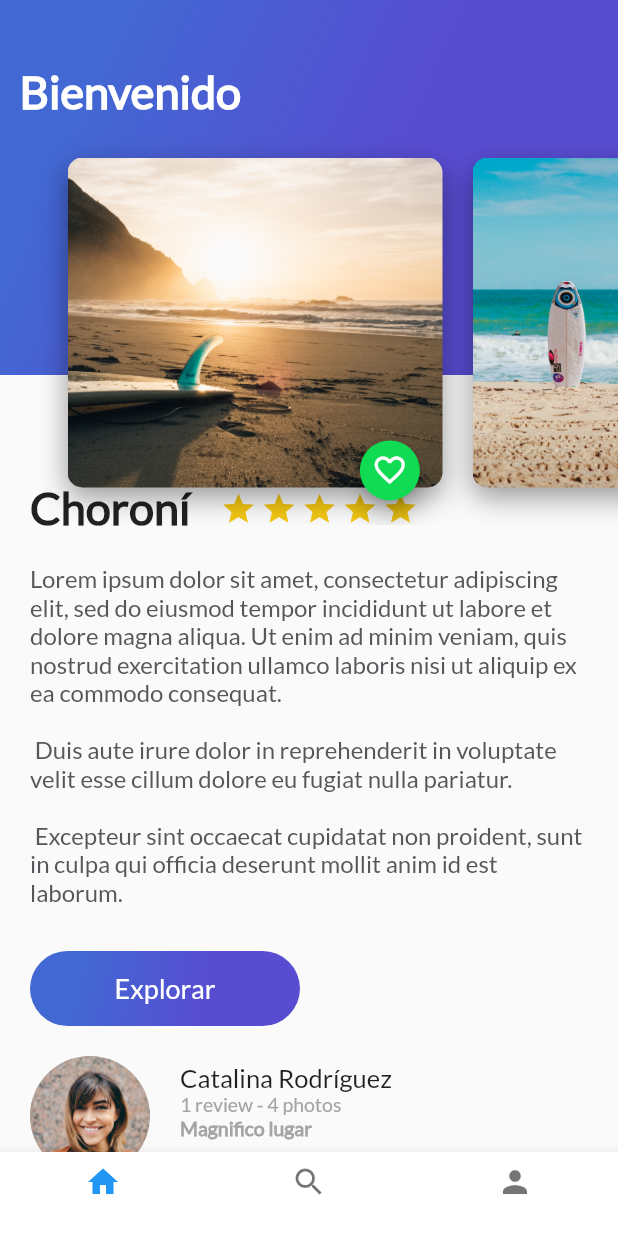
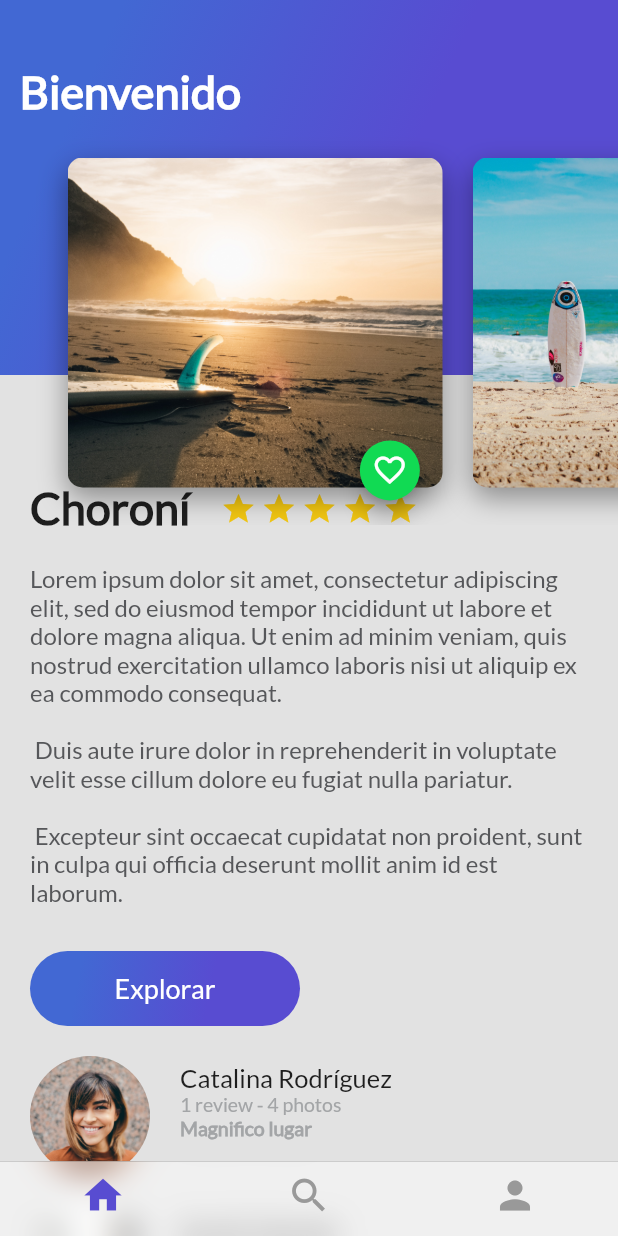
Before and after one commit to DaniSalermi/trips_ranking_app, a Flutter app: the screen it shows after launch, on a phone screen of 412 x 824 dp. Run offline on Flutter 3.47's test engine with Material 2 defaults, Android fonts, the phone set to English and light mode, and no system bars.

Commit message:
feat add cupertino bottom navigation bar

```diff
--- a/lib/platzi_trips.dart
+++ b/lib/platzi_trips.dart
@@ -1,4 +1,5 @@
 import 'package:flutter/material.dart';
+import 'package:trips_app/platzi_trips_cupertino.dart';
 import 'home_trips.dart';
 import 'search_trips.dart';
 import 'profile_trips.dart';
@@ -28,21 +29,22 @@ class _PlatziTrips extends State<PlatziTrips> {
   @override
   Widget build(BuildContext context) {
     return Scaffold(
-      body: widgetsChildren[indexTap],
-      bottomNavigationBar: Theme(
-        data: Theme.of(context)
-            .copyWith(canvasColor: Colors.white, primaryColor: Colors.purple),
-        child: BottomNavigationBar(
-            onTap: onTapTapped,
-            currentIndex: indexTap,
-            items: [
-              BottomNavigationBarItem(icon: Icon(Icons.home), title: Text("")),
-              BottomNavigationBarItem(
-                  icon: Icon(Icons.search), title: Text("")),
-              BottomNavigationBarItem(
-                  icon: Icon(Icons.person), title: Text("")),
-            ]),
-      ),
+      body: PlatziTripsCupertino(),
+      // widgetsChildren[indexTap],
+      // bottomNavigationBar: Theme(
+      //   data: Theme.of(context)
+      //       .copyWith(canvasColor: Colors.white, primaryColor: Colors.purple),
+      //   child: BottomNavigationBar(
+      //       onTap: onTapTapped,
+      //       currentIndex: indexTap,
+      //       items: [
+      //         BottomNavigationBarItem(icon: Icon(Icons.home), title: Text("")),
+      //         BottomNavigationBarItem(
+      //             icon: Icon(Icons.search), title: Text("")),
+      //         BottomNavigationBarItem(
+      //             icon: Icon(Icons.person), title: Text("")),
+      //       ]),
+      // ),
     );
   }
 }
--- /dev/null
+++ b/lib/platzi_trips_cupertino.dart
@@ -0,0 +1,51 @@
+import 'package:flutter/material.dart';
+import 'package:flutter/cupertino.dart';
+import 'package:trips_app/home_trips.dart';
+import 'package:trips_app/profile_trips.dart';
+import 'package:trips_app/search_trips.dart';
+
+class PlatziTripsCupertino extends StatelessWidget {
+  @override
+  Widget build(BuildContext context) {
+    return Scaffold(
+      bottomNavigationBar: CupertinoTabScaffold(
+          tabBar: CupertinoTabBar(
+            backgroundColor: Colors.white.withAlpha(120),
+            activeColor: Color(0xFF584CD1),
+            items: [
+              BottomNavigationBarItem(
+                icon: Icon(
+                  Icons.home,
+                ),
+              ),
+              BottomNavigationBarItem(
+                icon: Icon(
+                  Icons.search,
+                ),
+              ),
+              BottomNavigationBarItem(
+                icon: Icon(
+                  Icons.person,
+                ),
+              ),
+            ],
+          ),
+          tabBuilder: (BuildContext context, int index) {
+            switch (index) {
+              case 0:
+                return CupertinoTabView(
+                    builder: (BuildContext context) => HomeTrips());
+                break;
+              case 1:
+                return CupertinoTabView(
+                    builder: (BuildContext context) => SearchTrips());
+                break;
+              case 2:
+                return CupertinoTabView(
+                    builder: (BuildContext context) => ProfileTrips());
+                break;
+            }
+          }),
+    );
+  }
+}
```
